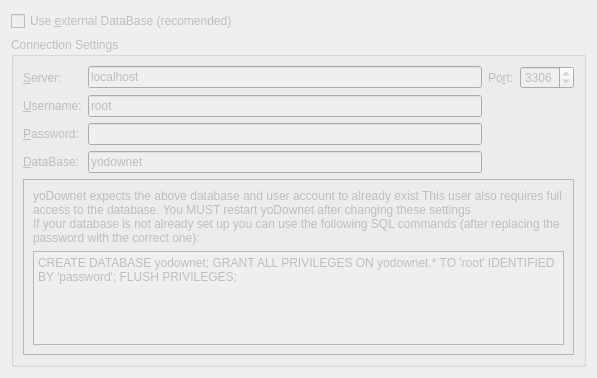
The window that prefdatabasewidget.ui (Alir3z4/yoDownet) describes before a commit, drawn with Qt 5.
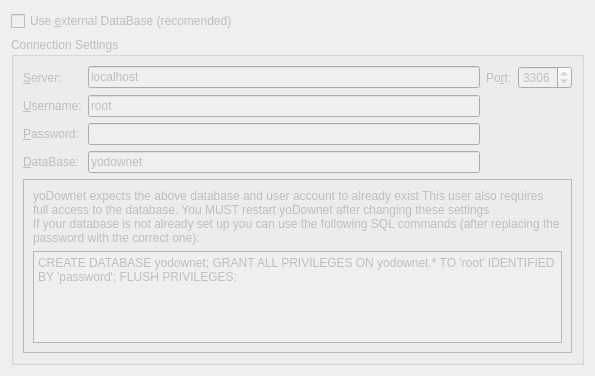
The same window after the commit. Icons and pictures are not drawn.

Commit message: remove db creator script from translation

```diff
--- a/prefdatabasewidget.ui
+++ b/prefdatabasewidget.ui
@@ -9,8 +9,8 @@
    <rect>
     <x>0</x>
     <y>0</y>
-    <width>597</width>
-    <height>378</height>
+    <width>595</width>
+    <height>376</height>
    </rect>
   </property>
   <property name="windowTitle">
```
Left out of the diff: 2 changed lines with no effect on the pictures. The commit also changes 1 other file.
